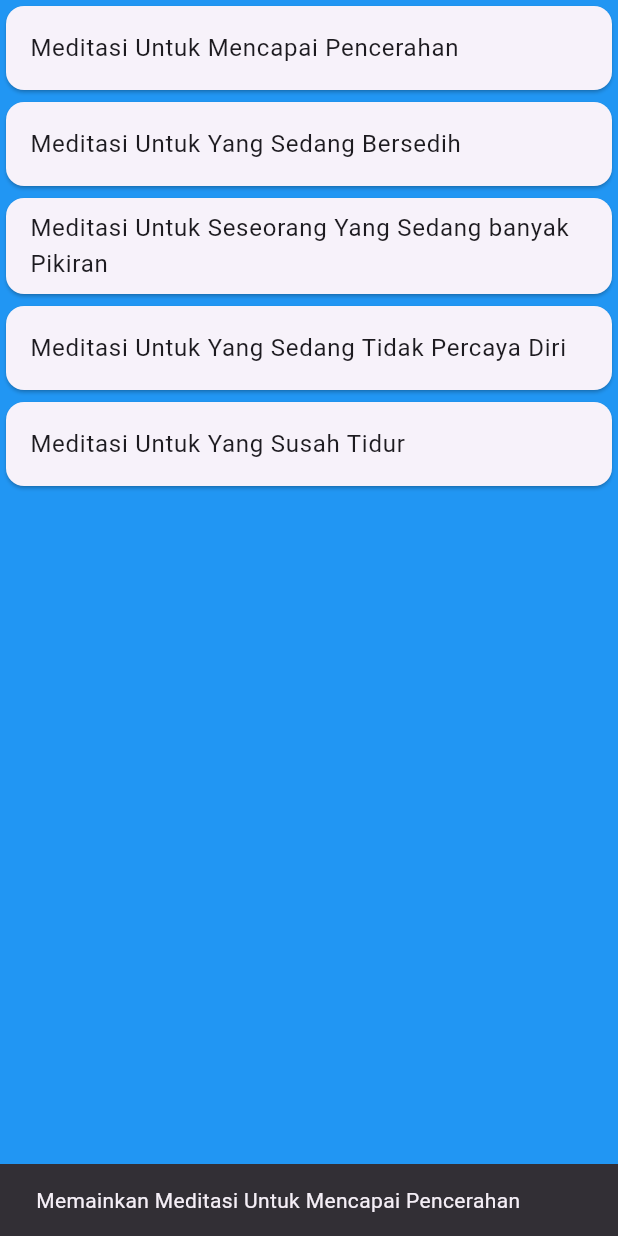
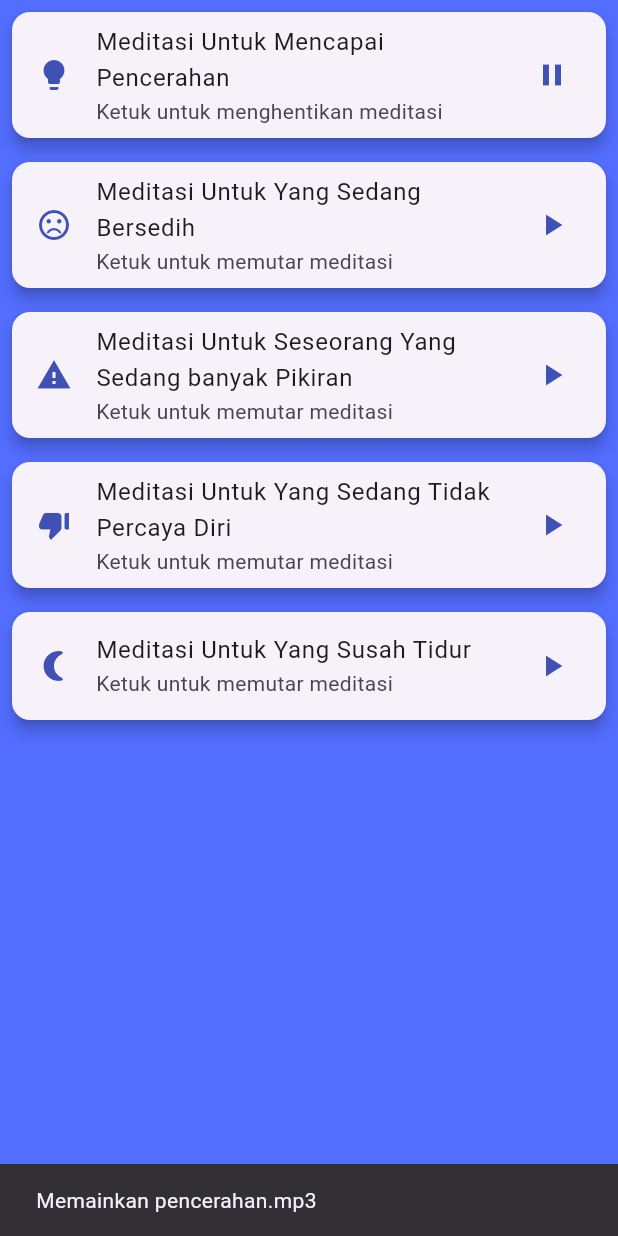
Before and after one commit to raihanr18/MentalAwareness-App, a Flutter app: the MeditasiPage screen opened directly, after a tap on "Meditasi Untuk Mencapai Pencerahan", on a phone screen of 412 x 824 dp. Run offline on Flutter 3.47's test engine with Material 3 defaults, Android fonts, the phone set to English and light mode, and no system bars; our stand-ins replace audioplayers, cloud_firestore, connectivity_plus, firebase_auth, firebase_core, google_sign_in and 3 more; accounts and stored records are empty.

Commit message:
Update meditasi.dart

```diff
--- a/lib/pages/meditasi.dart
+++ b/lib/pages/meditasi.dart
@@ -1,34 +1,87 @@
 import 'package:flutter/material.dart';
 import 'package:audioplayers/audioplayers.dart';
 
+class AudioManager {
+  static AudioPlayer _audioPlayer = AudioPlayer();
+  static String? _currentAudioFile;
+
+  // Use a Map to store the playing state for each audio file
+  static Map<String, bool> _isPlayingMap = {};
+
+  static Future<void> playAudio(String audioFile, BuildContext context) async {
+    try {
+      if (_currentAudioFile != null && _currentAudioFile != audioFile) {
+        await _audioPlayer.stop();
+        // Reset the playing state for the previous audio file
+        _isPlayingMap[_currentAudioFile!] = false;
+      }
+
+      await _audioPlayer.play(AssetSource(audioFile));
+      _currentAudioFile = audioFile;
+
+      ScaffoldMessenger.of(context).showSnackBar(
+        SnackBar(content: Text('Memainkan $audioFile')),
+      );
+
+      // Update the playing state for the current audio file
+      _isPlayingMap[_currentAudioFile!] = true;
+    } catch (e) {
+      print('Error playing audio: $e');
+    }
+  }
+
+  static Future<void> stopAudio() async {
+    try {
+      await _audioPlayer.stop();
+      if (_currentAudioFile != null) {
+        // Reset the playing state for the current audio file
+        _isPlayingMap[_currentAudioFile!] = false;
+      }
+      _currentAudioFile = null;
+    } catch (e) {
+      print('Error stopping audio: $e');
+    }
+  }
+
+  // Get the playing state for a specific audio file
+  static bool isPlaying(String audioFile) {
+    return _isPlayingMap[audioFile] ?? false;
+  }
+}
+
 class MeditasiPage extends StatelessWidget {
-  const MeditasiPage({super.key});
+  const MeditasiPage({Key? key});
 
   @override
   Widget build(BuildContext context) {
     return Scaffold(
-      backgroundColor: Colors.blue,
+      backgroundColor: Colors.indigoAccent,
       body: ListView(
         children: [
           MeditasiListItem(
             title: 'Meditasi Untuk Mencapai Pencerahan',
-            audioFile: 'assets/pencerahan.mp3',
+            audioFile: 'pencerahan.mp3',
+            icon: Icons.lightbulb,
           ),
           MeditasiListItem(
             title: 'Meditasi Untuk Yang Sedang Bersedih',
-            audioFile: 'assets/sedih.mp3',
+            audioFile: 'sedih.mp3',
+            icon: Icons.sentiment_very_dissatisfied,
           ),
           MeditasiListItem(
             title: 'Meditasi Untuk Seseorang Yang Sedang banyak Pikiran',
-            audioFile: 'assets/stress.mp3',
+            audioFile: 'stress.mp3',
+            icon: Icons.warning,
           ),
           MeditasiListItem(
             title: 'Meditasi Untuk Yang Sedang Tidak Percaya Diri',
-            audioFile: 'assets/tidakpercaya.mp3',
+            audioFile: 'tidakpercaya.mp3',
+            icon: Icons.thumb_down_alt,
           ),
           MeditasiListItem(
             title: 'Meditasi Untuk Yang Susah Tidur',
-            audioFile: 'assets/tidur.mp3',
+            audioFile: 'tidur.mp3',
+            icon: Icons.nightlight_round,
           ),
         ],
       ),
@@ -36,38 +89,63 @@ class MeditasiPage extends StatelessWidget {
   }
 }
 
-class MeditasiListItem extends StatelessWidget {
+class MeditasiListItem extends StatefulWidget {
   final String title;
   final String audioFile;
-  final AudioPlayer audioPlayer = AudioPlayer();
+  final IconData icon;
 
   MeditasiListItem({
-    super.key,
+    Key? key,
     required this.title,
     required this.audioFile,
-  });
+    required this.icon,
+  }) : super(key: key);
+
+  @override
+  _MeditasiListItemState createState() => _MeditasiListItemState();
+}
+
+class _MeditasiListItemState extends State<MeditasiListItem> {
+  late bool isPlaying;
+
+  @override
+  void initState() {
+    super.initState();
+    // Initialize the playing state for the current audio file
+    isPlaying = AudioManager.isPlaying(widget.audioFile);
+  }
+
+  Future<void> _toggleAudio() async {
+    if (isPlaying) {
+      await AudioManager.stopAudio();
+    } else {
+      await AudioManager.playAudio(widget.audioFile, context);
+    }
+    setState(() {
+      isPlaying = !isPlaying;
+    });
+  }
 
   @override
   Widget build(BuildContext context) {
     return Card(
-      child: ListTile(
-        title: Text(title),
-        onTap: () {
-          _playAudio(context);
+      elevation: 4,
+      margin: EdgeInsets.all(8),
+      child: InkWell(
+        onTap: () async {
+          await _toggleAudio();
         },
+        child: ListTile(
+          leading: Icon(widget.icon, color: Colors.indigo),
+          title: Text(widget.title),
+          subtitle: Text(
+              'Ketuk untuk ${isPlaying ? "menghentikan" : "memutar"} meditasi'),
+          trailing: Icon(
+            isPlaying ? Icons.pause : Icons.play_arrow,
+            color: Colors.indigo,
+          ),
+        ),
       ),
     );
   }
-
-  void _playAudio(BuildContext context) async {
-    try {
-      await audioPlayer.stop();
-      await audioPlayer.play(AssetSource(audioFile));
-      ScaffoldMessenger.of(context).showSnackBar(
-        SnackBar(content: Text('Memainkan $title')),
-      );
-    } catch (e) {
-      print('Error playing audio: $e');
-    }
-  }
 }
```
